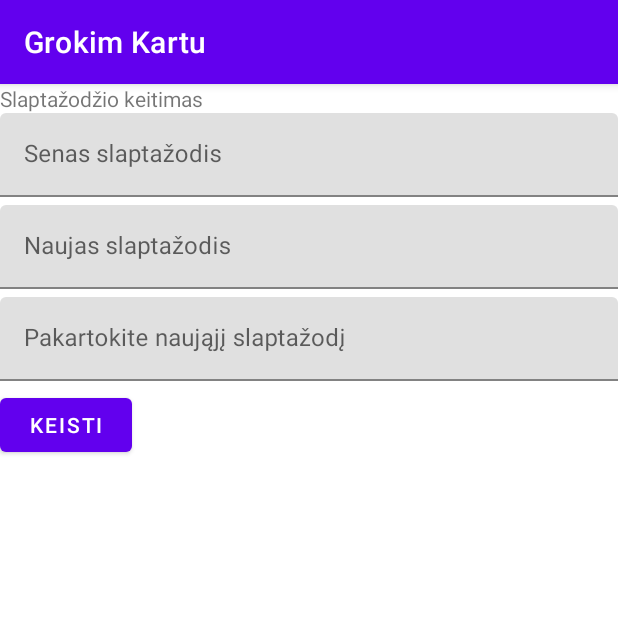
After one commit to daumantasp/grokim_kartu, an Android app: the PasswordChangeFragment screen opened through its navigation route, on a phone screen of 412 x 824 dp, the top half of it. The commit adds this screen. Run offline under Robolectric (Android 15) with nearby library versions, the phone set to English and light mode, and no system bars; our stand-ins replace Dagger/Hilt's generated code, Firebase (no records; nobody signed in at launch, a user with empty details on screens opened directly), data binding, navigation-ui; 7 statements that could not run were skipped.

Commit message:
Add PasswordChangeFragment and viewModel

```diff
--- a/app/src/main/java/com/dauma/grokimkartu/ui/MainActivity.kt
+++ b/app/src/main/java/com/dauma/grokimkartu/ui/MainActivity.kt
@@ -36,7 +36,8 @@ class MainActivity : AppCompatActivity() {
                 R.id.loginFragment,
                 R.id.registrationFragment,
                 R.id.registrationConfirmFragment,
-                R.id.forgotPasswordFragment -> showBottomNavigation(false)
+                R.id.forgotPasswordFragment,
+                R.id.passwordChangeFragment, -> showBottomNavigation(false)
                 else -> showBottomNavigation(true)
             }
         }
--- /dev/null
+++ b/app/src/main/java/com/dauma/grokimkartu/ui/passwordChange/PasswordChangeFragment.kt
@@ -0,0 +1,73 @@
+package com.dauma.grokimkartu.ui.passwordChange
+
+import android.os.Bundle
+import androidx.fragment.app.Fragment
+import android.view.LayoutInflater
+import android.view.View
+import android.view.ViewGroup
+import androidx.fragment.app.viewModels
+import androidx.navigation.fragment.findNavController
+import com.dauma.grokimkartu.R
+import com.dauma.grokimkartu.databinding.FragmentPasswordChangeBinding
+import com.dauma.grokimkartu.models.EventObserver
+import com.dauma.grokimkartu.viewmodels.passwordChange.PasswordChangeViewModelImpl
+import dagger.hilt.android.AndroidEntryPoint
+
+@AndroidEntryPoint
+class PasswordChangeFragment : Fragment() {
+    private val passwordChangeViewModel by viewModels<PasswordChangeViewModelImpl>()
+
+    private var _binding: FragmentPasswordChangeBinding? = null
+    // This property is only valid between onCreateView and
+    // onDestroyView.
+    private val binding get() = _binding!!
+
+    override fun onCreateView(
+        inflater: LayoutInflater, container: ViewGroup?,
+        savedInstanceState: Bundle?,
+    ): View? {
+        _binding = FragmentPasswordChangeBinding.inflate(inflater, container, false)
+        binding.model = passwordChangeViewModel
+        val view = binding.root
+
+        passwordChangeViewModel.passwordChangeForm().getFormFields().observe(viewLifecycleOwner) {
+            passwordChangeViewModel.passwordChangeClicked(it[0], it[1], it[2])
+        }
+
+        passwordChangeViewModel.oldPasswordError.observe(viewLifecycleOwner) {
+            binding.oldPasswordTextInput.error = if (it != -1) requireContext().getString(it) else ""
+        }
+
+        passwordChangeViewModel.newPasswordError.observe(viewLifecycleOwner) {
+            binding.newPasswordTextInput.error = if (it != -1) requireContext().getString(it) else ""
+        }
+
+        passwordChangeViewModel.repeatPasswordError.observe(viewLifecycleOwner) {
+            binding.repeatPasswordTextInput.error = if (it != -1) requireContext().getString(it) else ""
+        }
+
+        passwordChangeViewModel.showSuccess.observe(viewLifecycleOwner, EventObserver {
+            if (it) {
+                binding.oldPasswordTextInput.visibility = View.GONE
+                binding.newPasswordTextInput.visibility = View.GONE
+                binding.repeatPasswordTextInput.visibility = View.GONE
+                binding.changePasswordButton.visibility = View.GONE
+
+                binding.passwordChangedSuccessfullyTextView.visibility = View.VISIBLE
+                binding.okButton.visibility = View.VISIBLE
+            }
+        })
+
+        passwordChangeViewModel.navigateToProfile.observe(viewLifecycleOwner, EventObserver {
+            findNavController().navigate(it)
+        })
+
+        // Inflate the layout for this fragment
+        return view
+    }
+
+    override fun onDestroyView() {
+        super.onDestroyView()
+        _binding = null
+    }
+}
--- a/app/src/main/java/com/dauma/grokimkartu/ui/profile/ProfileFragment.kt
+++ b/app/src/main/java/com/dauma/grokimkartu/ui/profile/ProfileFragment.kt
@@ -41,6 +41,10 @@ class ProfileFragment : Fragment() {
             binding.passwordTextInput.error = if (it != -1) requireContext().getString(it) else ""
         }
 
+        profileViewModel.navigateToPasswordChange.observe(viewLifecycleOwner, EventObserver {
+            this.findNavController().navigate(it as Int)
+        })
+
         return view
     }
 
--- /dev/null
+++ b/app/src/main/java/com/dauma/grokimkartu/viewmodels/passwordChange/PasswordChangeViewModelImpl.kt
@@ -0,0 +1,109 @@
+package com.dauma.grokimkartu.viewmodels.passwordChange
+
+import android.util.Log
+import androidx.lifecycle.LiveData
+import androidx.lifecycle.MutableLiveData
+import androidx.lifecycle.ViewModel
+import com.dauma.grokimkartu.R
+import com.dauma.grokimkartu.models.Event
+import com.dauma.grokimkartu.models.forms.PasswordChangeForm
+import com.dauma.grokimkartu.models.users.LoginUser
+import com.dauma.grokimkartu.repositories.users.AuthenticationError
+import com.dauma.grokimkartu.repositories.users.AuthenticationException
+import com.dauma.grokimkartu.repositories.users.UsersRepository
+import com.dauma.grokimkartu.viewmodels.login.LoginViewModelImpl
+import com.dauma.grokimkartu.viewmodels.profile.ProfileViewModelImpl
+import dagger.hilt.android.lifecycle.HiltViewModel
+import javax.inject.Inject
+
+@HiltViewModel
+class PasswordChangeViewModelImpl @Inject constructor(
+    private val usersRepository: UsersRepository,
+    private val passwordChangeForm: PasswordChangeForm
+) : ViewModel() {
+    private val _navigateToProfile = MutableLiveData<Event<Int>>()
+    val navigateToProfile: LiveData<Event<Int>> = _navigateToProfile
+    private val _oldPasswordError = MutableLiveData<Int>()
+    private val _newPasswordError = MutableLiveData<Int>()
+    private val _repeatPasswordError = MutableLiveData<Int>()
+    val oldPasswordError: LiveData<Int> = _oldPasswordError
+    val newPasswordError: LiveData<Int> = _newPasswordError
+    val repeatPasswordError: LiveData<Int> = _repeatPasswordError
+    private val _showSuccess = MutableLiveData<Event<Boolean>>()
+    val showSuccess = _showSuccess
+
+    companion object {
+        private val TAG = "PasswordChangeViewModel"
+    }
+
+    fun passwordChangeClicked(oldPassword: String, newPassword: String, repeatPassword: String) {
+        if (passwordChangeForm.isOldAndNewPasswordSame()) {
+            clearErrors()
+            _newPasswordError.value = R.string.passwordChange_oldAndNewPasswordMustNotBeTheSame_error
+            return
+        }
+        if (passwordChangeForm.isNewAndRepeatPasswordSame() == false) {
+            clearErrors()
+            _repeatPasswordError.value = R.string.passwordChange_newAndRepeatPasswordAreNotTheSame_error
+            return
+        }
+
+        try {
+            val email = usersRepository.getAuthenticatedUserData().email
+            if (email != null) {
+                val loginUser = LoginUser(email, oldPassword)
+                usersRepository.reauthenticateUser(loginUser) { isSuccessful, error ->
+                    if (isSuccessful) {
+                        usersRepository.updatePassword(newPassword) { isSuccessful, error ->
+                            if (isSuccessful) {
+                                _showSuccess.value = Event(true)
+                            } else {
+                                Log.d(TAG, error?.message ?: "Password change was unsuccessful")
+                                if (error != null) {
+                                    handleAuthenticationError(error)
+                                }
+                            }
+                        }
+                    } else {
+                        Log.d(TAG, error?.message ?: "Reauthentication was unsuccessful")
+                        if (error != null) {
+                            handleAuthenticationError(error)
+                        }
+                    }
+                }
+            }
+        } catch (e: AuthenticationException) {
+            Log.d(TAG, e.message ?: "PasswordChange was unsuccessful")
+        }
+    }
+
+    fun passwordChangeForm() : PasswordChangeForm {
+        return passwordChangeForm
+    }
+
+    fun okClicked() {
+        _navigateToProfile.value = Event(R.id.action_passwordChangeFragment_to_profileFragment)
+    }
+
+    private fun handleAuthenticationError(error: AuthenticationError) {
+        when(error.message) {
+            AuthenticationError.INVALID_PASSWORD -> {
+                _oldPasswordError.value = R.string.passwordChange_invalid_password_error
+                _newPasswordError.value = -1
+                _repeatPasswordError.value = -1
+            }
+            AuthenticationError.PASSWORD_TOO_WEAK -> {
+                _oldPasswordError.value = -1
+                _newPasswordError.value = R.string.registration_email_password_too_weak_error
+                _repeatPasswordError.value = -1
+            }
+            else -> clearErrors()
+        }
+    }
+
+    private fun clearErrors() {
+        _oldPasswordError.value = -1
+        _newPasswordError.value = -1
+        _repeatPasswordError.value = -1
+    }
+}
--- /dev/null
+++ b/app/src/main/res/layout/fragment_password_change.xml
@@ -0,0 +1,103 @@
+<?xml version="1.0" encoding="utf-8"?>
+<layout xmlns:android="http://schemas.android.com/apk/res/android"
+    xmlns:tools="http://schemas.android.com/tools">
+
+    <data>
+        <variable
+            name="model"
+            type="com.dauma.grokimkartu.viewmodels.passwordChange.PasswordChangeViewModelImpl" />
+    </data>
+
+    <LinearLayout
+        android:layout_width="match_parent"
+        android:layout_height="match_parent"
+        android:orientation="vertical"
+        tools:context=".ui.passwordChange.PasswordChangeFragment">
+
+        <TextView
+            android:layout_width="match_parent"
+            android:layout_height="wrap_content"
+            android:text="@string/passwordChange_title" />
+
+        <com.google.android.material.textfield.TextInputLayout
+            android:id="@+id/oldPasswordTextInput"
+            android:layout_width="match_parent"
+            android:layout_height="wrap_content"
+            android:layout_marginBottom="5dp">
+
+            <com.google.android.material.textfield.TextInputEditText
+                android:id="@+id/oldPasswordInputEditText"
+                android:layout_width="match_parent"
+                android:layout_height="match_parent"
+                android:text="@={model.passwordChangeForm().oldPassword}"
+                android:hint="@string/passwordChange_oldPassword"
+                android:singleLine="true"
+                android:maxLines="1"
+                android:lines="1"/>
+
+        </com.google.android.material.textfield.TextInputLayout>
+
+        <com.google.android.material.textfield.TextInputLayout
+            android:id="@+id/newPasswordTextInput"
+            android:layout_width="match_parent"
+            android:layout_height="wrap_content"
+            android:layout_marginBottom="5dp">
+
+            <com.google.android.material.textfield.TextInputEditText
+                android:id="@+id/newPasswordInputEditText"
+                android:layout_width="match_parent"
+                android:layout_height="match_parent"
+                android:text="@={model.passwordChangeForm().newPassword}"
+                android:hint="@string/passwordChange_newPassword"
+                android:singleLine="true"
+                android:maxLines="1"
+                android:lines="1"/>
+
+        </com.google.android.material.textfield.TextInputLayout>
+
+        <com.google.android.material.textfield.TextInputLayout
+            android:id="@+id/repeatPasswordTextInput"
+            android:layout_width="match_parent"
+            android:layout_height="wrap_content"
+            android:layout_marginBottom="5dp">
+
+            <com.google.android.material.textfield.TextInputEditText
+                android:id="@+id/repeatPasswordInputEditText"
+                android:layout_width="match_parent"
+                android:layout_height="match_parent"
+                android:text="@={model.passwordChangeForm().repeatPassword}"
+                android:hint="@string/passwordChange_repeatPassword"
+                android:singleLine="true"
+                android:maxLines="1"
+                android:lines="1"/>
+
+        </com.google.android.material.textfield.TextInputLayout>
+
+        <Button
+            android:id="@+id/changePasswordButton"
+            android:layout_width="wrap_content"
+            android:layout_height="wrap_content"
+            android:layout_marginBottom="96dp"
+            android:text="@string/passwordChange_changeButton"
+            android:enabled="@{model.passwordChangeForm().valid}"
+            android:onClick="@{() -> model.passwordChangeForm().onClick()}"/>
+
+        <TextView
+            android:id="@+id/passwordChangedSuccessfullyTextView"
+            android:layout_width="match_parent"
+            android:layout_height="wrap_content"
+            android:visibility="gone"
+            android:text="@string/passwordChange_passwordChangedSuccessfully" />
+
+        <Button
+            android:id="@+id/okButton"
+            android:layout_width="wrap_content"
+            android:layout_height="wrap_content"
+            android:layout_marginBottom="96dp"
+            android:text="@string/passwordReset_okButton"
+            android:visibility="gone"
+            android:onClick="@{() -> model.okClicked()}"/>
+
+    </LinearLayout>
+
+</layout>
--- a/app/src/main/res/navigation/nav_graph.xml
+++ b/app/src/main/res/navigation/nav_graph.xml
@@ -18,6 +18,9 @@
         <action
             android:id="@+id/action_profileFragment_to_loginFragment"
             app:destination="@id/loginFragment" />
+        <action
+            android:id="@+id/action_profileFragment_to_passwordChangeFragment"
+            app:destination="@id/passwordChangeFragment" />
     </fragment>
     <fragment
         android:id="@+id/loginFragment"
@@ -73,4 +76,12 @@
             android:id="@+id/action_forgotPasswordFragment_to_loginFragment"
             app:destination="@id/loginFragment" />
     </fragment>
+    <fragment
+        android:id="@+id/passwordChangeFragment"
+        android:name="com.dauma.grokimkartu.ui.passwordChange.PasswordChangeFragment"
+        android:label="PasswordChangeFragment" >
+        <action
+            android:id="@+id/action_passwordChangeFragment_to_profileFragment"
+            app:destination="@id/profileFragment" />
+    </fragment>
 </navigation>
--- a/app/src/main/res/values/strings.xml
+++ b/app/src/main/res/values/strings.xml
@@ -23,6 +23,7 @@
     <string name="login_invalid_password_error">Neteisingas slaptažodis</string>
     <string name="profile_delete_user_button">Panaikinti vartotoją</string>
     <string name="profile_delete_user_password">Slaptažodis</string>
+    <string name="profile_change_password_button">Keisti slaptažodį</string>
     <string name="profile_logout">Atsijungti</string>
     <string name="registrationConfirm_registrationSuccessful">Jūs sėkmingai užsiregistravote. Į jūsų el. paštą buvo išsiųstas patvirtinimo laiškas.</string>
     <string name="registrationConfirm_okButton">Supratau</string>
@@ -33,6 +34,16 @@
     <string name="passwordReset_invalid_email_error">Toks vartotojas nerastas</string>
     <string name="passwordReset_email_sent">Slaptažodžio atstatymo laiškas išsiųstas Jums į paštą</string>
     <string name="passwordReset_okButton">Supratau</string>
+    <string name="passwordChange_title">Slaptažodžio keitimas</string>
+    <string name="passwordChange_oldPassword">Senas slaptažodis</string>
+    <string name="passwordChange_newPassword">Naujas slaptažodis</string>
+    <string name="passwordChange_repeatPassword">Pakartokite naująjį slaptažodį</string>
+    <string name="passwordChange_changeButton">Keisti</string>
+    <string name="passwordChange_invalid_password_error">Neteisingas slaptažodis</string>
+    <string name="passwordChange_oldAndNewPasswordMustNotBeTheSame_error">Senasis ir naujasis slaptažodžiai negali sutapti</string>
+    <string name="passwordChange_newAndRepeatPasswordAreNotTheSame_error">Slaptažodžis nesutampa</string>
+    <string name="passwordChange_passwordChangedSuccessfully">Slaptažodžis sėkmingai pakeistas</string>
+    <string name="passwordChange_okButton">Slaptažodžis sėkmingai pakeistas</string>
     <!-- TODO: Remove or change this placeholder text -->
     <string name="hello_blank_fragment">Hello blank fragment</string>
 </resources>
```
Also changed, not shown: app/src/main/java/com/dauma/grokimkartu/viewmodels/profile/ProfileViewModelImpl.kt (+7 -0 lines), app/src/main/res/layout/fragment_profile.xml (+7 -0 lines).
